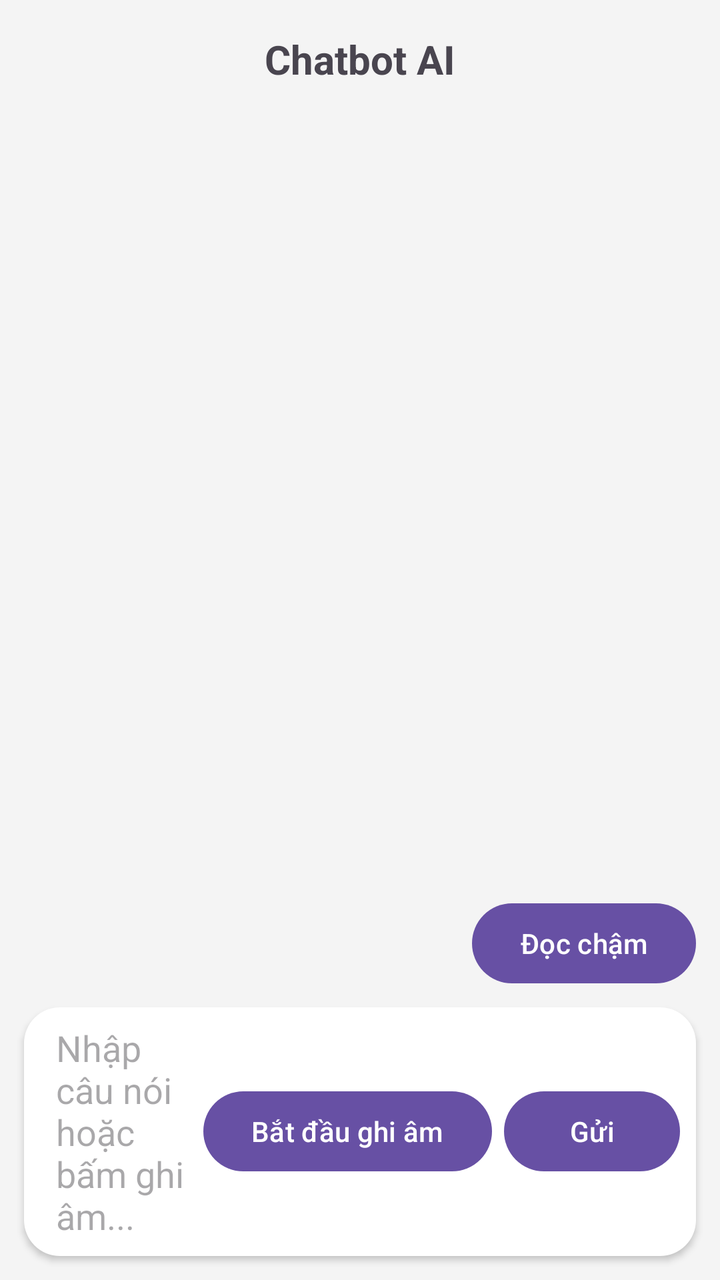
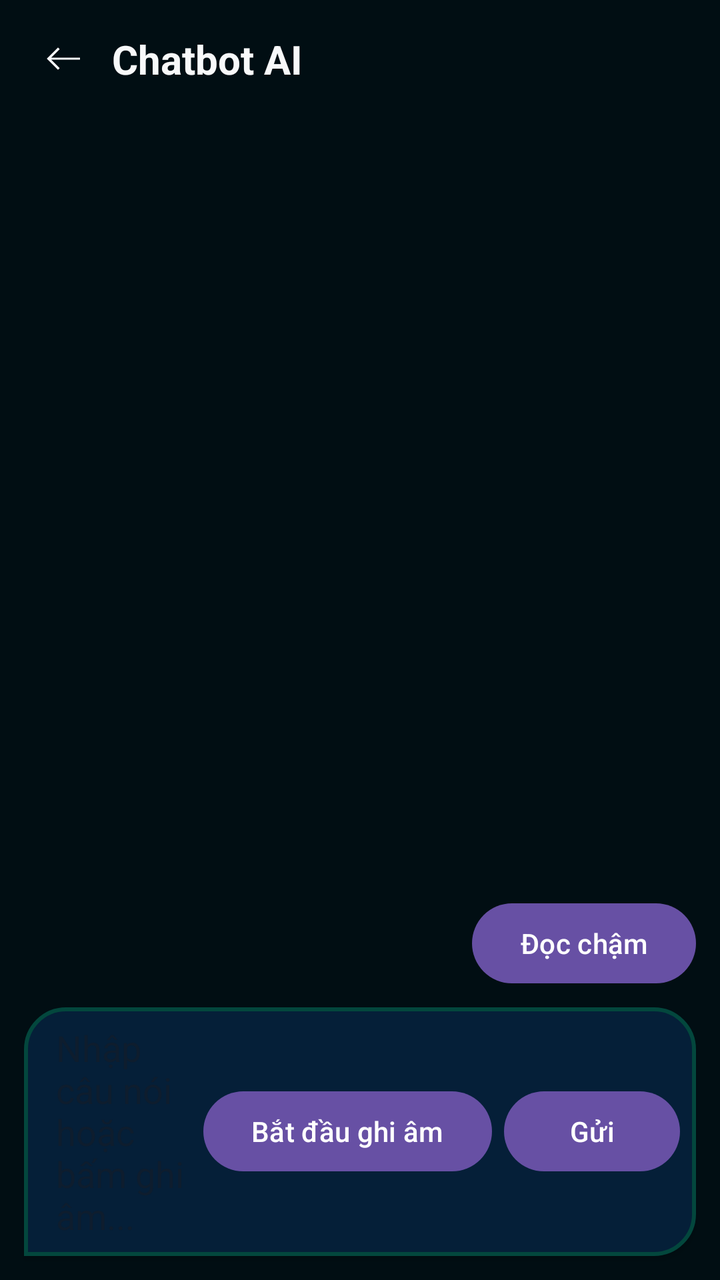

An Android layout rendered at two revisions. The XML below is the earlier revision; the diff shows what the commit changed to produce the second picture.
<!-- AndroidManifest.xml: application theme Theme.Talktoomuch -->
<!-- res/layout/activity_main.xml -->
<?xml version="1.0" encoding="utf-8"?>
<androidx.constraintlayout.widget.ConstraintLayout xmlns:android="http://schemas.android.com/apk/res/android"
    xmlns:app="http://schemas.android.com/apk/res-auto"
    xmlns:tools="http://schemas.android.com/tools"
    android:id="@+id/main"
    android:layout_width="match_parent"
    android:layout_height="match_parent"
    android:background="#F4F4F4"
    tools:context=".ui.MainActivity">

    <TextView
        android:id="@+id/chatTitleTextView"
        android:layout_width="0dp"
        android:layout_height="wrap_content"
        android:gravity="center"
        android:paddingTop="16dp"
        android:paddingBottom="16dp"
        android:text="@string/chat_title"
        android:textSize="20sp"
        android:textStyle="bold"
        app:layout_constraintEnd_toEndOf="parent"
        app:layout_constraintStart_toStartOf="parent"
        app:layout_constraintTop_toTopOf="parent" />

    <androidx.recyclerview.widget.RecyclerView
        android:id="@+id/chatRecyclerView"
        android:layout_width="0dp"
        android:layout_height="0dp"
        android:clipToPadding="false"
        android:paddingTop="8dp"
        android:paddingBottom="8dp"
        app:layout_constraintBottom_toTopOf="@id/slowReplayButton"
        app:layout_constraintEnd_toEndOf="parent"
        app:layout_constraintStart_toStartOf="parent"
        app:layout_constraintTop_toBottomOf="@id/chatTitleTextView"
        tools:listitem="@layout/item_chat_message" />

    <Button
        android:id="@+id/slowReplayButton"
        android:layout_width="wrap_content"
        android:layout_height="wrap_content"
        android:layout_marginEnd="12dp"
        android:layout_marginBottom="8dp"
        android:text="@string/slow_replay"
        app:layout_constraintBottom_toTopOf="@id/inputContainer"
        app:layout_constraintEnd_toEndOf="parent" />

    <LinearLayout
        android:id="@+id/inputContainer"
        android:layout_width="0dp"
        android:layout_height="wrap_content"
        android:layout_marginStart="12dp"
        android:layout_marginEnd="12dp"
        android:layout_marginBottom="12dp"
        android:background="@drawable/bg_chat_ai"
        android:elevation="2dp"
        android:gravity="center_vertical"
        android:orientation="horizontal"
        android:padding="8dp"
        app:layout_constraintBottom_toBottomOf="parent"
        app:layout_constraintEnd_toEndOf="parent"
        app:layout_constraintStart_toStartOf="parent">

        <EditText
            android:id="@+id/messageInputEditText"
            android:layout_width="0dp"
            android:layout_height="wrap_content"
            android:layout_weight="1"
            android:background="@android:color/transparent"
            android:hint="@string/message_input_hint"
            android:imeOptions="actionDone"
            android:inputType="textMultiLine|textCapSentences"
            android:maxLines="3"
            android:minHeight="40dp"
            android:paddingStart="8dp"
            android:paddingEnd="8dp" />

        <Button
            android:id="@+id/recordButton"
            android:layout_width="wrap_content"
            android:layout_height="wrap_content"
            android:text="@string/hold_to_speak" />

        <Button
            android:id="@+id/sendButton"
            android:layout_width="wrap_content"
            android:layout_height="wrap_content"
            android:layout_marginStart="6dp"
            android:text="@string/send_text" />
    </LinearLayout>

</androidx.constraintlayout.widget.ConstraintLayout>
<!-- res/layout/item_chat_message.xml (included above) -->
<?xml version="1.0" encoding="utf-8"?>
<FrameLayout xmlns:android="http://schemas.android.com/apk/res/android"
    android:layout_width="match_parent"
    android:layout_height="wrap_content"
    android:paddingStart="12dp"
    android:paddingTop="6dp"
    android:paddingEnd="12dp"
    android:paddingBottom="6dp">

    <TextView
        android:id="@+id/messageTextView"
        android:layout_width="wrap_content"
        android:layout_height="wrap_content"
        android:layout_gravity="start"
        android:background="@drawable/bg_chat_ai"
        android:maxWidth="280dp"
        android:paddingStart="14dp"
        android:paddingTop="10dp"
        android:paddingEnd="14dp"
        android:paddingBottom="10dp"
        android:textColor="@android:color/black"
        android:textSize="16sp" />
</FrameLayout>
<!-- resources referenced by this layout -->
<resources>
  <!-- drawable bg_chat_ai (drawable) -->
  <?xml version="1.0" encoding="utf-8"?>
  <shape xmlns:android="http://schemas.android.com/apk/res/android">
      <solid android:color="#FFFFFF" />
      <corners android:radius="18dp" />
  </shape>
  <string name="chat_title">Chatbot AI</string>
  <string name="hold_to_speak">Bắt đầu ghi âm</string>
  <string name="message_input_hint">Nhập câu nói hoặc bấm ghi âm...</string>
  <string name="send_text">Gửi</string>
  <string name="slow_replay">Đọc chậm</string>
  <style name="Theme.Talktoomuch" parent="Base.Theme.Talktoomuch" />
  <style name="Base.Theme.Talktoomuch" parent="Theme.Material3.DayNight.NoActionBar">
          
          
      </style>
</resources>

<!-- the commit's change to res/layout/activity_main.xml (unified diff, before → after) -->
@@ -5,23 +5,44 @@
     android:id="@+id/main"
     android:layout_width="match_parent"
     android:layout_height="match_parent"
-    android:background="#F4F4F4"
+    android:background="#010E13"
     tools:context=".ui.MainActivity">
 
-    <TextView
-        android:id="@+id/chatTitleTextView"
-        android:layout_width="0dp"
+    
+    <LinearLayout
+        android:id="@+id/topBarContainer"
+        android:layout_width="wrap_content"
         android:layout_height="wrap_content"
-        android:gravity="center"
-        android:paddingTop="16dp"
-        android:paddingBottom="16dp"
-        android:text="@string/chat_title"
-        android:textSize="20sp"
-        android:textStyle="bold"
-        app:layout_constraintEnd_toEndOf="parent"
+        android:gravity="center_vertical"
+        android:orientation="horizontal"
         app:layout_constraintStart_toStartOf="parent"
-        app:layout_constraintTop_toTopOf="parent" />
+        app:layout_constraintTop_toTopOf="parent">
 
+        
+        <ImageButton
+            android:id="@+id/navArrowButton"
+            android:layout_width="48dp"
+            android:layout_height="48dp"
+            android:layout_marginStart="8dp"
+            android:background="?attr/selectableItemBackgroundBorderless"
+            android:contentDescription="@string/nav_open_menu"
+            android:padding="10dp"
+            android:src="@drawable/ic_arrow_back"
+            app:tint="#F8F9FA" />
+
+        <TextView
+            android:id="@+id/chatTitleTextView"
+            android:layout_width="wrap_content"
+            android:layout_height="wrap_content"
+            android:paddingTop="16dp"
+            android:paddingBottom="16dp"
+            android:text="@string/chat_title"
+            android:textColor="#F8F9FA"
+            android:textSize="20sp"
+            android:textStyle="bold" />
+    </LinearLayout>
+
+    
     <androidx.recyclerview.widget.RecyclerView
         android:id="@+id/chatRecyclerView"
         android:layout_width="0dp"
@@ -32,9 +53,10 @@
         app:layout_constraintBottom_toTopOf="@id/slowReplayButton"
         app:layout_constraintEnd_toEndOf="parent"
         app:layout_constraintStart_toStartOf="parent"
-        app:layout_constraintTop_toBottomOf="@id/chatTitleTextView"
+        app:layout_constraintTop_toBottomOf="@id/topBarContainer"
         tools:listitem="@layout/item_chat_message" />
 
+    
     <Button
         android:id="@+id/slowReplayButton"
         android:layout_width="wrap_content"
@@ -45,6 +67,7 @@
         app:layout_constraintBottom_toTopOf="@id/inputContainer"
         app:layout_constraintEnd_toEndOf="parent" />
 
+    
     <LinearLayout
         android:id="@+id/inputContainer"
         android:layout_width="0dp"
@@ -89,6 +112,32 @@
             android:text="@string/send_text" />
     </LinearLayout>
 
+    
+    <View
+        android:id="@+id/menuScrim"
+        android:layout_width="0dp"
+        android:layout_height="0dp"
+        android:background="@drawable/bg_scrim"
+        android:clickable="true"
+        android:focusable="true"
+        android:visibility="gone"
+        app:layout_constraintBottom_toBottomOf="parent"
+        app:layout_constraintEnd_toEndOf="parent"
+        app:layout_constraintStart_toStartOf="parent"
+        app:layout_constraintTop_toTopOf="parent" />
+
+    
+    <FrameLayout
+        android:id="@+id/slideMenuContainer"
+        android:layout_width="0dp"
+        android:layout_height="0dp"
+        android:visibility="gone"
+        app:layout_constraintBottom_toBottomOf="parent"
+        app:layout_constraintStart_toStartOf="parent"
+        app:layout_constraintTop_toTopOf="parent"
+        app:layout_constraintWidth_percent="0.5"
+        tools:visibility="visible" />
+
 </androidx.constraintlayout.widget.ConstraintLayout>
 <!-- res/layout/item_chat_message.xml (included above) -->
 <?xml version="1.0" encoding="utf-8"?>
<!-- resource entries referenced after the edit -->
@@ -3,12 +3,39 @@
   <!-- drawable bg_chat_ai (drawable) -->
   <?xml version="1.0" encoding="utf-8"?>
   <shape xmlns:android="http://schemas.android.com/apk/res/android">
-      <solid android:color="#FFFFFF" />
-      <corners android:radius="18dp" />
+      <solid android:color="#051F38" />
+      <stroke
+          android:width="2dp"
+          android:color="#03473D" />
+      <corners
+          android:topLeftRadius="20dp"
+          android:topRightRadius="20dp"
+          android:bottomLeftRadius="0dp"
+          android:bottomRightRadius="20dp" />
   </shape>
+  <!-- drawable bg_scrim (drawable) -->
+  <?xml version="1.0" encoding="utf-8"?>
+  <shape xmlns:android="http://schemas.android.com/apk/res/android"
+      android:shape="rectangle">
+      <solid android:color="#99010E13" />
+  </shape>
+  <!-- drawable ic_arrow_back (drawable) -->
+  <?xml version="1.0" encoding="utf-8"?>
+  <vector xmlns:android="http://schemas.android.com/apk/res/android"
+      android:width="24dp"
+      android:height="24dp"
+      android:viewportWidth="24"
+      android:viewportHeight="24">
+  
+      <path
+          android:fillColor="#FFFFFFFF"
+          android:pathData="M3.4,12 L9,6.4 L9.85,7.25 L5.6,11.5 L20,11.5 L20,12.5 L5.6,12.5 L9.85,16.75 L9,17.6 Z" />
+  
+  </vector>
   <string name="chat_title">Chatbot AI</string>
   <string name="hold_to_speak">Bắt đầu ghi âm</string>
   <string name="message_input_hint">Nhập câu nói hoặc bấm ghi âm...</string>
+  <string name="nav_open_menu">Mở menu</string>
   <string name="send_text">Gửi</string>
   <string name="slow_replay">Đọc chậm</string>
   <style name="Theme.Talktoomuch" parent="Base.Theme.Talktoomuch" />
